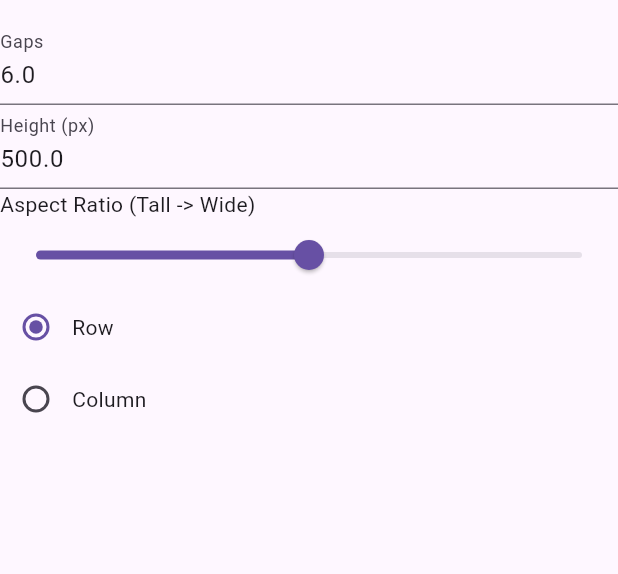
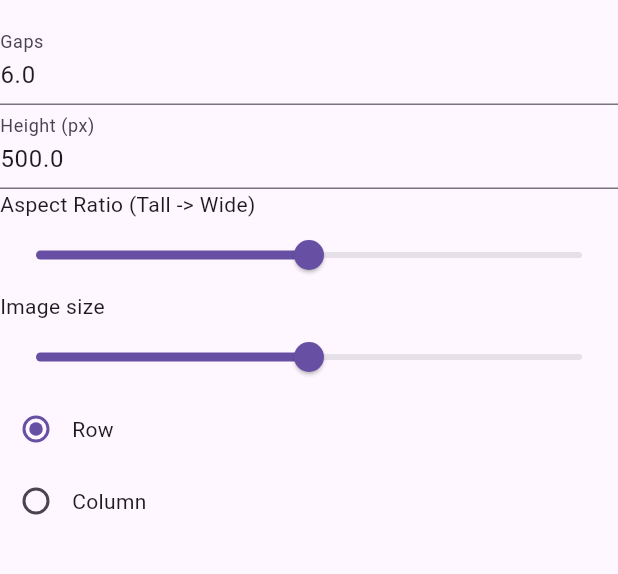
Before and after one commit to alcalino-git/timeliner, a Flutter app: the screen it shows after launch, on a phone screen of 412 x 824 dp, the part 63-637 px from its top. Run offline on Flutter 3.47's test engine with Material 3 defaults, Android fonts, the light colour scheme and no system bars; our stand-ins replace csv, screenshot, signals; missing offline and left inert: dart:ffi, file_selector.

Commit message:
Added ability to configure image height

```diff
--- a/lib/logic/state.dart
+++ b/lib/logic/state.dart
@@ -38,6 +38,7 @@ class Config {
   double gap = 6.0;
   double aspectRatio = 1 / 1;
   double size = 500;
+  double imageHeightPercentage = 0.5;
 }
 
 class AppState {
--- a/lib/widgets/entry.dart
+++ b/lib/widgets/entry.dart
@@ -4,8 +4,9 @@ import 'package:timeliner_flitter/logic/state.dart';
 class EntryWidget extends StatelessWidget {
   final Entry entry;
   final double aspectRatio;
+  final state = AppState();
 
-  const EntryWidget({
+  EntryWidget({
     super.key,
     required this.entry,
     required this.aspectRatio,
@@ -39,7 +40,7 @@ class EntryWidget extends StatelessWidget {
               LayoutBuilder(
                 builder: (context, constraints) {
                   return SizedBox(
-                    height: (constraints.maxWidth / aspectRatio) / 2,
+                    height: (constraints.maxWidth / aspectRatio) * state.config.imageHeightPercentage,
                     width: constraints.maxWidth,
                     child: imgWidget,
                   );
--- a/lib/widgets/timeline_preview.dart
+++ b/lib/widgets/timeline_preview.dart
@@ -36,6 +36,7 @@ class TimelinePreviewWidget extends State<TimelinePreviewState> {
         children: [
           //Slider(min: 0.0, max: 200.0, value: state.config.gap, onChanged: (v) {setState(() => state.config.gap = v);}),
           Column(
+            //crossAxisCount: 2,
             mainAxisSize: MainAxisSize.min,
             crossAxisAlignment: CrossAxisAlignment.start,
             children: [
@@ -76,6 +77,23 @@ class TimelinePreviewWidget extends State<TimelinePreviewState> {
                     },
                   ),
                 ],
+              ),
+              Column(
+                crossAxisAlignment: CrossAxisAlignment.start,
+                children: [
+                  Text("Image size"),
+                  Slider(
+                    min: 0,
+                    max: 1,
+                    value: state.config.imageHeightPercentage,
+                    onChanged: (v) => {
+                      setState(() {
+                        state.config.imageHeightPercentage = v;
+                      })
+                    },
+                  )
+                ],
+
               ),
               RadioGroup<Directions>(
                 groupValue: state.config.exportDirection,
```
